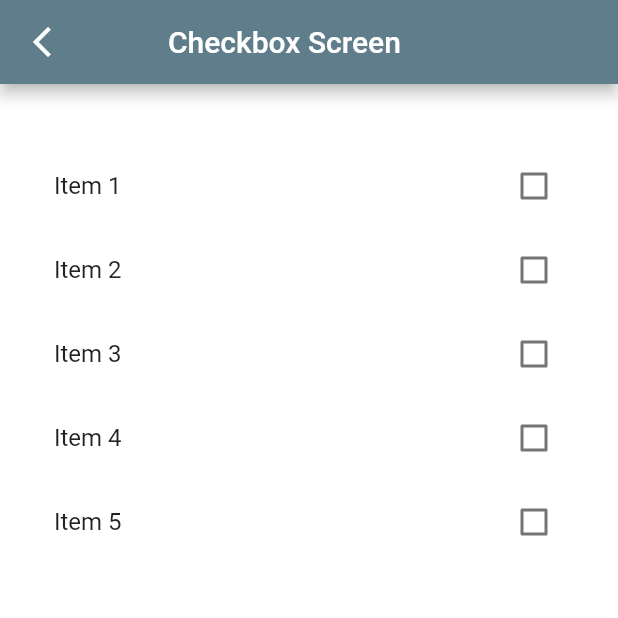
After one commit to vibhorV5/getx_tasks, a Flutter app: the screen it shows after launch, after a tap on "Checkbox Screen(via Bindings)", on a phone screen of 412 x 824 dp, the top half of it. The commit adds this screen. Run offline on Flutter 3.47's test engine with Material 2 defaults, Android fonts, the light colour scheme and no system bars; our stand-ins replace get.

Commit message:
Gex Bindings - CheckboxScreen

```diff
--- /dev/null
+++ b/lib/Bindings/bindings.dart
@@ -0,0 +1,9 @@
+import 'package:get/get.dart';
+import 'package:getx_tasks/Screens/Checkbox/Controller/checkbox_controller.dart';
+
+class AllBindings implements Bindings {
+  @override
+  void dependencies() {
+    Get.lazyPut(() => CheckboxController());
+  }
+}
--- a/lib/Routes/routes.dart
+++ b/lib/Routes/routes.dart
@@ -1,4 +1,6 @@
 import 'package:get/get.dart';
+import 'package:getx_tasks/Bindings/bindings.dart';
+import 'package:getx_tasks/Screens/Checkbox/View/checkbox_screen.dart';
 import 'package:getx_tasks/Screens/Counter/View/counter_screen.dart';
 import 'package:getx_tasks/Screens/Form/View/form_screen.dart';
 import 'package:getx_tasks/Screens/GendersToggle/View/genders_toggle_screen.dart';
@@ -8,6 +10,7 @@ const String home = '/homeScreen';
 const String counter = '/counterScreen';
 const String form = '/formScreen';
 const String gendersToggle = '/gendersToggleScreen';
+const String checkbox = '/checkboxScreen';
 
 class Routes {
   static final routes = [
@@ -15,5 +18,10 @@ class Routes {
     GetPage(name: counter, page: () => const CounterScreen()),
     GetPage(name: form, page: () => const FormScreen()),
     GetPage(name: gendersToggle, page: () => const GendersToggleScreen()),
+    GetPage(
+      name: checkbox,
+      page: () => const CheckboxScreen(),
+      binding: AllBindings(),
+    ),
   ];
 }
--- /dev/null
+++ b/lib/Screens/Checkbox/Controller/checkbox_controller.dart
@@ -0,0 +1,19 @@
+import 'package:get/get.dart';
+
+class CheckboxController extends GetxController {
+  RxBool item1 = false.obs;
+  RxBool item2 = false.obs;
+  RxBool item3 = false.obs;
+  RxBool item4 = false.obs;
+  RxBool item5 = false.obs;
+
+  @override
+  void onClose() {
+    super.onClose();
+    item1(false);
+    item2(false);
+    item3(false);
+    item4(false);
+    item5(false);
+  }
+}
--- /dev/null
+++ b/lib/Screens/Checkbox/View/checkbox_screen.dart
@@ -0,0 +1,86 @@
+import 'package:flutter/material.dart';
+import 'package:get/get.dart';
+import 'package:getx_tasks/Screens/Checkbox/Controller/checkbox_controller.dart';
+
+class CheckboxScreen extends StatefulWidget {
+  const CheckboxScreen({super.key});
+
+  @override
+  State<CheckboxScreen> createState() => _CheckboxScreenState();
+}
+
+class _CheckboxScreenState extends State<CheckboxScreen> {
+  @override
+  Widget build(BuildContext context) {
+    return Scaffold(
+      appBar: AppBar(
+        leading: InkWell(
+          onTap: () {
+            Get.back();
+          },
+          child: const Icon(Icons.arrow_back_ios_new_outlined),
+        ),
+        title: const Padding(
+          padding: EdgeInsets.only(left: 40),
+          child: Text('Checkbox Screen'),
+        ),
+      ),
+      body: SingleChildScrollView(
+        child: Container(
+          height: 780,
+          width: 600,
+          color: Colors.white,
+          child: Obx(
+            () {
+              return Padding(
+                padding:
+                    const EdgeInsets.symmetric(horizontal: 20, vertical: 40),
+                child: Column(
+                  children: [
+                    //Checkboxes will go here
+
+                    CheckboxListTile(
+                      title: Text('Item 1'),
+                      value: Get.find<CheckboxController>().item1.value,
+                      onChanged: (value) {
+                        Get.find<CheckboxController>().item1.value = value!;
+                      },
+                    ),
+                    CheckboxListTile(
+                      title: Text('Item 2'),
+                      value: Get.find<CheckboxController>().item2.value,
+                      onChanged: (value) {
+                        Get.find<CheckboxController>().item2.value = value!;
+                      },
+                    ),
+                    CheckboxListTile(
+                      title: Text('Item 3'),
+                      value: Get.find<CheckboxController>().item3.value,
+                      onChanged: (value) {
+                        Get.find<CheckboxController>().item3.value = value!;
+                      },
+                    ),
+                    CheckboxListTile(
+                      title: Text('Item 4'),
+                      value: Get.find<CheckboxController>().item4.value,
+                      onChanged: (value) {
+                        Get.find<CheckboxController>().item4.value = value!;
+                      },
+                    ),
+                    CheckboxListTile(
+                      title: Text('Item 5'),
+                      value: Get.find<CheckboxController>().item5.value,
+                      onChanged: (value) {
+                        Get.find<CheckboxController>().item5.value = value!;
+                      },
+                    ),
+                  ],
+                ),
+              );
+            },
+          ),
+        ),
+      ),
+    );
+  }
+}
--- a/lib/Screens/Home/View/home_screen.dart
+++ b/lib/Screens/Home/View/home_screen.dart
@@ -29,12 +29,13 @@ class _HomeScreenState extends State<HomeScreen> {
               children: [
                 //Buttons for Screens
                 TextButton(
-                  onPressed: () async {
-                    await Get.toNamed(gendersToggle);
+                  onPressed: () {
+                    Get.toNamed(gendersToggle);
                   },
                   child: Container(
+                    padding: const EdgeInsets.all(12),
                     height: 50,
-                    width: 200,
+                    width: 250,
                     decoration: BoxDecoration(
                       borderRadius: BorderRadius.circular(30),
                       color: Colors.black,
@@ -47,12 +48,13 @@ class _HomeScreenState extends State<HomeScreen> {
                   height: 20,
                 ),
                 TextButton(
-                  onPressed: () async {
-                    await Get.toNamed(form);
+                  onPressed: () {
+                    Get.toNamed(form);
                   },
                   child: Container(
+                    padding: const EdgeInsets.all(12),
                     height: 50,
-                    width: 200,
+                    width: 250,
                     decoration: BoxDecoration(
                       borderRadius: BorderRadius.circular(30),
                       color: Colors.black,
@@ -65,12 +67,13 @@ class _HomeScreenState extends State<HomeScreen> {
                   height: 20,
                 ),
                 TextButton(
-                  onPressed: () async {
-                    await Get.toNamed(counter);
+                  onPressed: () {
+                    Get.toNamed(counter);
                   },
                   child: Container(
+                    padding: const EdgeInsets.all(12),
                     height: 50,
-                    width: 200,
+                    width: 250,
                     decoration: BoxDecoration(
                       borderRadius: BorderRadius.circular(30),
                       color: Colors.black,
@@ -83,19 +86,20 @@ class _HomeScreenState extends State<HomeScreen> {
                   height: 20,
                 ),
                 TextButton(
-                  onPressed: () {},
+                  onPressed: () {
+                    Get.toNamed(checkbox);
+                  },
                   child: Container(
-                    padding: const EdgeInsets.all(10),
+                    padding: const EdgeInsets.all(12),
                     height: 50,
-                    width: 200,
+                    width: 250,
                     decoration: BoxDecoration(
                       borderRadius: BorderRadius.circular(30),
                       color: Colors.black,
                     ),
                     child: const Center(
                         child: FittedBox(
-                            child: Text(
-                                'Bindings Screen (Checkbox or dropdown)'))),
+                            child: Text('Checkbox Screen(via Bindings)'))),
                   ),
                 ),
               ],
--- a/lib/main.dart
+++ b/lib/main.dart
@@ -10,10 +10,10 @@ void main() {
 class MyApp extends StatelessWidget {
   const MyApp({super.key});
 
-  // This widget is the root of your application.
   @override
   Widget build(BuildContext context) {
     return GetMaterialApp(
+      // initialBinding: AllBindings(),
       getPages: Routes.routes,
       debugShowCheckedModeBanner: false,
       title: 'getx simple tasks',
```
